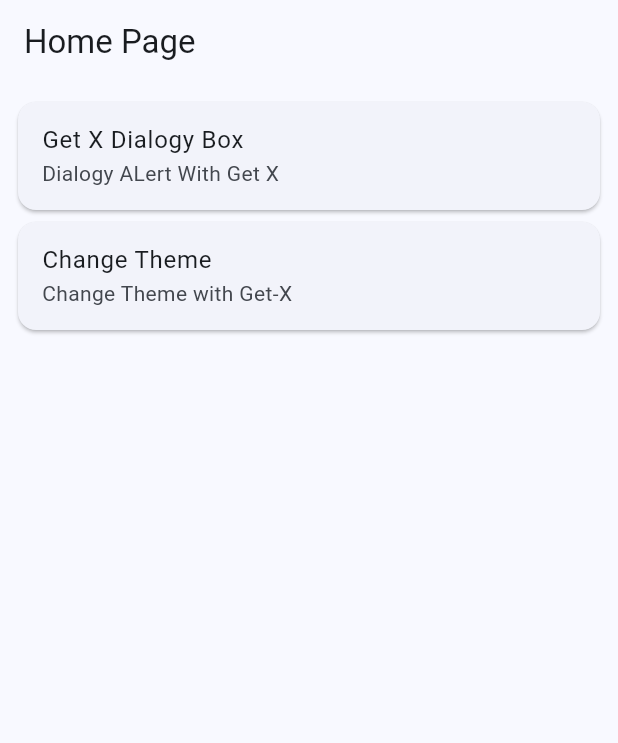
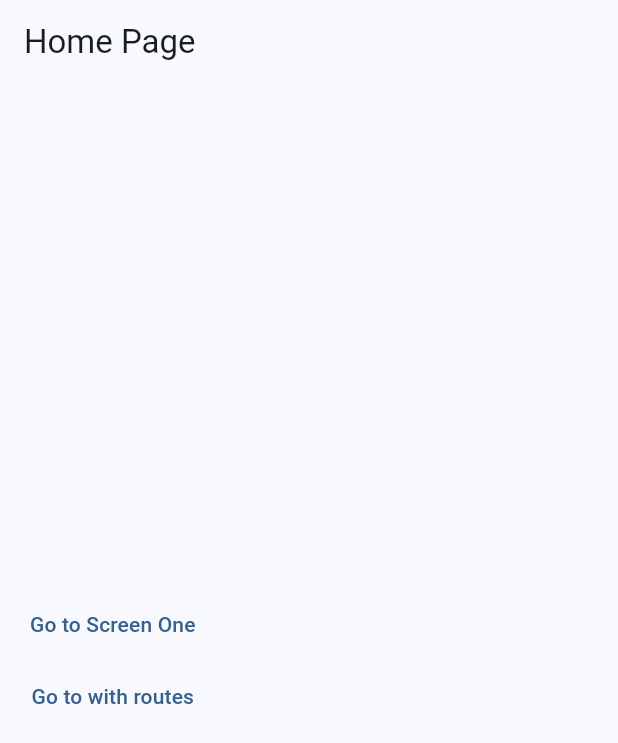
Before and after one commit to thezuraiz/Flutter-Get-X-Tutorial, a Flutter app: the screen it shows after launch, on a phone screen of 412 x 824 dp. Shown: the top 743 px of the screen. Run offline on Flutter 3.47's test engine with Material 3 defaults, Android fonts, the phone set to English and light mode, and no system bars; our stand-ins replace get.

Commit message:
Get-X Navigation & Routing

```diff
--- a/lib/main.dart
+++ b/lib/main.dart
@@ -1,6 +1,7 @@
 import 'package:flutter/material.dart';
 import 'package:get/get.dart';
 import 'package:get_x/screens/homepage.dart';
+import 'package:get_x/screens/screenone.dart';
 
 void main() {
   runApp(const MyApp());
@@ -21,6 +22,28 @@ class MyApp extends StatelessWidget {
           useMaterial3: true,
         ),
         home: const HomePage(),
-    );
+        initialRoute: '/',
+        defaultTransition: Transition.cupertino,
+        getPages: [
+          GetPage(
+              name: '/home',
+              page: () => const HomePage(),
+              transition: Transition.fadeIn),
+          GetPage(
+              name: '/screen-one',
+              page: () => const ScreenOne(),
+              transition: Transition.cupertinoDialog),
+          GetPage(
+              name: '/second-screen',
+              page: () => ScreenOne(),
+              arguments: {'title': 'Title by passing Routes'}),
+        ]);
   }
 }
+
+
+// Get.to(OneScreen())
+// Get.toNamed(‘/route-name’)
+// Get.off(() => NextScreen())
+// Get.offAll(()=> NextScreen())
+// Get.back()
--- a/lib/screens/homepage.dart
+++ b/lib/screens/homepage.dart
@@ -1,6 +1,7 @@
 import 'package:flutter/cupertino.dart';
 import 'package:flutter/material.dart';
 import 'package:get/get.dart';
+import 'package:get_x/screens/screenone.dart';
 
 class HomePage extends StatefulWidget {
   const HomePage({super.key});
@@ -19,76 +20,11 @@ class _HomePageState extends State<HomePage> {
       body: Padding(
         padding: const EdgeInsets.all(8.0),
         child: Column(
+          mainAxisAlignment: MainAxisAlignment.center,
+          crossAxisAlignment: CrossAxisAlignment.center,
           children: [
-            Card(
-              child: ListTile(
-                title: const Text("Get X Dialogy Box"),
-                subtitle: const Text("Dialogy ALert With Get X"),
-                onTap: () {
-                  Get.defaultDialog(
-                      title: "Delete Chat",
-                      middleText: "Are You Sure to Delete this?",
-                      // By Default Content Should not more then 3 lines!
-                      // To craete more then 3 line:
-                      // content: Column(
-                      //   children: [
-                      //     Text("Content Line 1"),
-                      //     Text("Content Line 2"),
-                      //     Text("Content Line 3"),
-                      //     Text("Content Line 4"),
-                      //     Text("Content Line 5"),
-                      //     Text("Content Line 6"),
-                      //   ],
-                      // ),
-                      contentPadding: const EdgeInsets.all(20),
-                      titlePadding: const EdgeInsets.only(top: 20),
-
-                      // textCancel: "Cancel",
-                      // textConfirm: "Yes",
-
-                      // For custom buttons
-                      confirm: TextButton(
-                        child: const Text("Confirm"),
-                        onPressed: () {},
-                      ),
-                      cancel: TextButton(
-                          onPressed: () => Get.back(),
-                          child: const Text("Negative")));
-                },
-              ),
-            ),
-            Card(
-              child: ListTile(
-                title: const Text("Change Theme"),
-                subtitle: const Text("Change Theme with Get-X"),
-                onTap: () {
-                  Get.bottomSheet(Container(
-                    decoration: BoxDecoration(
-                      borderRadius: BorderRadius.circular(20),
-                      color: Colors.blue.shade100,
-                    ),
-                    padding: const EdgeInsets.all(20),
-                    child: Column(
-                      mainAxisSize: MainAxisSize.min,
-                      children: [
-                        ListTile(
-                          leading: Icon(Icons.light_mode_outlined),
-                          title: const Text("Light Mode"),
-                          onTap: (){
-                            Get.changeTheme(ThemeData.light());
-                          },
-                        ),
-                        ListTile(
-                          leading: Icon(Icons.dark_mode_outlined),
-                          title: const Text("Dark Mode"),
-                          onTap: () => Get.changeTheme(ThemeData.dark()),
-                        ),
-                      ],
-                    ),
-                  ));
-                },
-              ),
-            )
+            TextButton(onPressed: () => Get.to(() => ScreenOne()), child: Text('Go to Screen One')),
+            TextButton(onPressed: () => Get.toNamed('/ScreenOne'), child: Text("Go to with routes"))
           ],
         ),
       ),
```
Also changed, not shown: lib/screens/screenone.dart (added, +27 -0 lines). Lines whose indentation alone changed are shown as unchanged.
